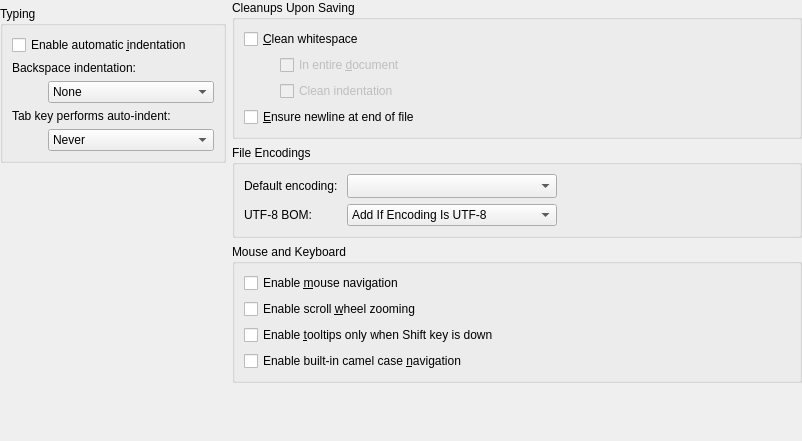
Old version of the form src/plugins/texteditor/behaviorsettingswidget.ui in the repository qt-creator/qt-creator.
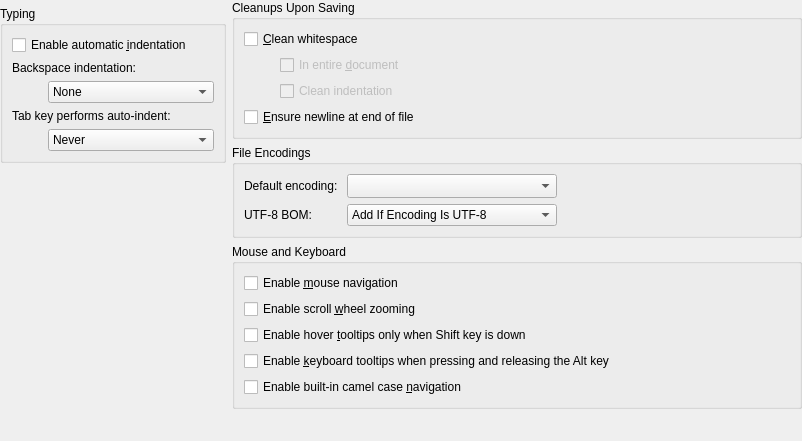
New version of the form. Custom widgets are drawn as their Qt base class.

Commit message:
Editor: Support triggering tooltips from keyboard
There's an option in Text Editor->Behavior->Mouse and Keyboard to enable
tooltips upon pressing and releasing the ALT key.

Task-number: QTCREATORBUG-6644

```diff
--- a/src/plugins/texteditor/behaviorsettingswidget.ui
+++ b/src/plugins/texteditor/behaviorsettingswidget.ui
@@ -337,7 +337,14 @@
         <item>
          <widget class="QCheckBox" name="constrainTooltips">
           <property name="text">
-           <string>Enable &amp;tooltips only when Shift key is down</string>
+           <string>Enable hover &amp;tooltips only when Shift key is down</string>
+          </property>
+         </widget>
+        </item>
+        <item>
+         <widget class="QCheckBox" name="keyboardTooltips">
+          <property name="text">
+           <string>Enable &amp;keyboard tooltips when pressing and releasing the Alt key</string>
           </property>
          </widget>
         </item>
```
The commit also changes 6 other files.
